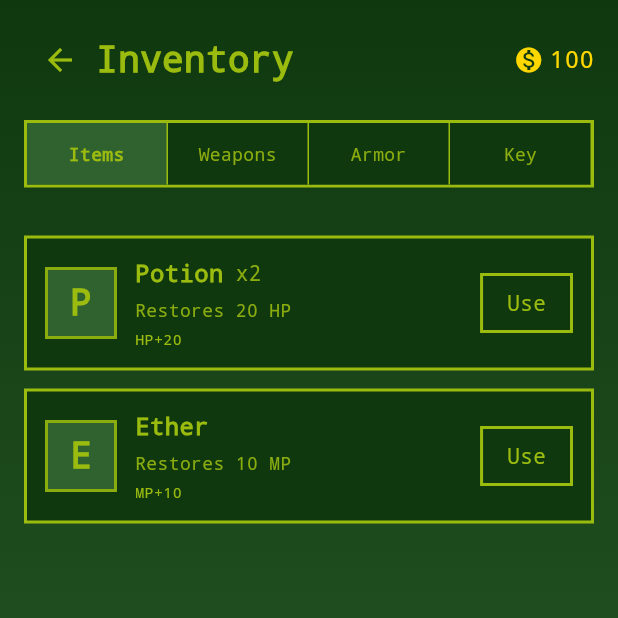
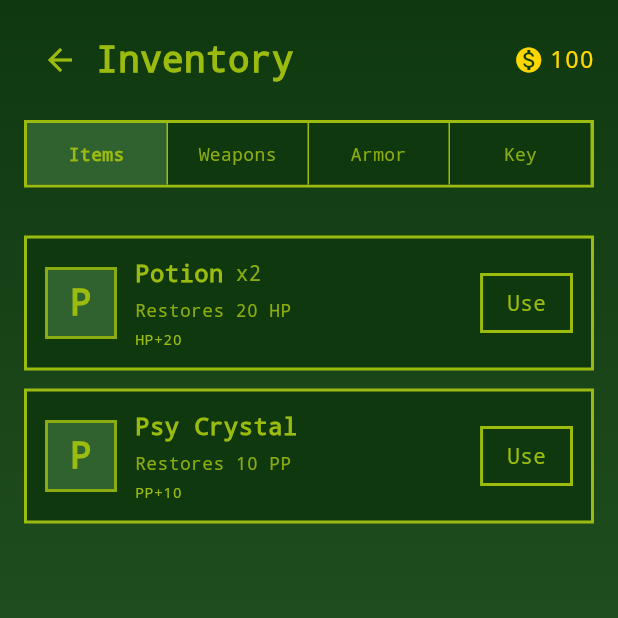
Before and after one commit to Gameaday/sol, a Flutter app: the GameScreen screen opened directly, after a tap on the "backpack" icon, on a phone screen of 412 x 824 dp, the top half of it. Run offline on Flutter 3.47's test engine with Material 3 defaults, Android fonts, the phone set to English and light mode, and no system bars; our stand-ins replace in_app_purchase, shared_preferences; missing offline and left inert: flame; accounts and stored records are empty.

Commit message:
Remove MP system, use only HP/PP like Golden Sun; update Wise One's motivation
Co-authored-by: Gameaday <6642855+Gameaday@users.noreply.github.com>

```diff
--- a/lib/models/item.dart
+++ b/lib/models/item.dart
@@ -5,7 +5,7 @@ class Item {
   final String description;
   final ItemType type;
   final int? healHp;
-  final int? healMp;
+  final int? healPp;
   final int? attackBonus;
   final int? defenseBonus;
   final int value;
@@ -17,7 +17,7 @@ class Item {
     required this.description,
     required this.type,
     this.healHp,
-    this.healMp,
+    this.healPp,
     this.attackBonus,
     this.defenseBonus,
     required this.value,
@@ -48,20 +48,20 @@ class ItemDatabase {
     ),
     'ether': Item(
       id: 'ether',
-      name: 'Ether',
-      description: 'Restores 10 MP',
+      name: 'Psy Crystal',
+      description: 'Restores 10 PP',
       type: ItemType.consumable,
-      healMp: 10,
+      healPp: 10,
       value: 15,
       consumable: true,
     ),
     'elixir': Item(
       id: 'elixir',
       name: 'Elixir',
-      description: 'Fully restores HP and MP',
+      description: 'Fully restores HP and PP',
       type: ItemType.consumable,
       healHp: 9999,
-      healMp: 9999,
+      healPp: 9999,
       value: 50,
       consumable: true,
     ),
--- a/lib/models/player.dart
+++ b/lib/models/player.dart
@@ -4,9 +4,7 @@ class Player {
   int level;
   int currentHp;
   int maxHp;
-  int currentMp;
-  int maxMp;
-  int currentPp;  // Psynergy Points
+  int currentPp;  // Psynergy Points (replaces MP from traditional RPGs)
   int maxPp;
   int attack;
   int defense;
@@ -25,8 +23,6 @@ class Player {
     this.level = 1,
     this.currentHp = 20,
     this.maxHp = 20,
-    this.currentMp = 10,
-    this.maxMp = 10,
     this.currentPp = 20,
     this.maxPp = 20,
     this.attack = 5,
@@ -50,8 +46,6 @@ class Player {
       'level': level,
       'currentHp': currentHp,
       'maxHp': maxHp,
-      'currentMp': currentMp,
-      'maxMp': maxMp,
       'currentPp': currentPp,
       'maxPp': maxPp,
       'attack': attack,
@@ -74,8 +68,6 @@ class Player {
       level: json['level'] as int,
       currentHp: json['currentHp'] as int,
       maxHp: json['maxHp'] as int,
-      currentMp: json['currentMp'] as int,
-      maxMp: json['maxMp'] as int,
       currentPp: json['currentPp'] as int? ?? 20,
       maxPp: json['maxPp'] as int? ?? 20,
       attack: json['attack'] as int,
@@ -100,14 +92,6 @@ class Player {
 
   void takeDamage(int amount) {
     currentHp = (currentHp - amount).clamp(0, maxHp);
-  }
-
-  void restoreMp(int amount) {
-    currentMp = (currentMp + amount).clamp(0, maxMp);
-  }
-
-  void useMp(int amount) {
-    currentMp = (currentMp - amount).clamp(0, maxMp);
   }
 
   void restorePp(int amount) {
@@ -137,13 +121,11 @@ class Player {
   void levelUp() {
     level++;
     maxHp += 5;
-    maxMp += 3;
     maxPp += 5;
     attack += 2;
     defense += 1;
     speed += 1;
     currentHp = maxHp;
-    currentMp = maxMp;
     currentPp = maxPp;
 
     // Learn new Psynergy based on level
--- a/lib/screens/game_screen.dart
+++ b/lib/screens/game_screen.dart
@@ -116,9 +116,9 @@ class _GameScreenState extends State<GameScreen> {
                   player!.heal(item.healHp!);
                 });
               }
-              if (item.healMp != null) {
+              if (item.healPp != null) {
                 setState(() {
-                  player!.restoreMp(item.healMp!);
+                  player!.restorePp(item.healPp!);
                 });
               }
               // Remove item from inventory
--- a/lib/screens/inventory_screen.dart
+++ b/lib/screens/inventory_screen.dart
@@ -264,12 +264,12 @@ class _InventoryScreenState extends State<InventoryScreen> {
                     fontFamily: 'monospace',
                   ),
                 ),
-                if (item.healHp != null || item.healMp != null) ...[
+                if (item.healHp != null || item.healPp != null) ...[
                   const SizedBox(height: 4),
                   Text(
                     [
                       if (item.healHp != null) 'HP+${item.healHp}',
-                      if (item.healMp != null) 'MP+${item.healMp}',
+                      if (item.healPp != null) 'PP+${item.healPp}',
                     ].join(' '),
                     style: const TextStyle(
                       fontSize: 10,
--- a/lib/screens/shop_screen.dart
+++ b/lib/screens/shop_screen.dart
@@ -249,12 +249,12 @@ class _ShopScreenState extends State<ShopScreen> {
                     fontFamily: 'monospace',
                   ),
                 ),
-                if (item.healHp != null || item.healMp != null) ...[
+                if (item.healHp != null || item.healPp != null) ...[
                   const SizedBox(height: 4),
                   Text(
                     [
                       if (item.healHp != null) 'HP+${item.healHp}',
-                      if (item.healMp != null) 'MP+${item.healMp}',
+                      if (item.healPp != null) 'PP+${item.healPp}',
                     ].join(' '),
                     style: TextStyle(
                       fontSize: 10,
--- a/lib/widgets/game_hud.dart
+++ b/lib/widgets/game_hud.dart
@@ -56,21 +56,12 @@ class GameHud extends StatelessWidget {
           ),
           const SizedBox(height: 4),
 
-          // MP bar
-          _buildStatBar(
-            label: 'MP',
-            current: player.currentMp,
-            max: player.maxMp,
-            color: const Color(0xFF4444FF),
-          ),
-          const SizedBox(height: 4),
-
           // PP bar (Psynergy Points)
           _buildStatBar(
             label: 'PP',
             current: player.currentPp,
             max: player.maxPp,
-            color: const Color(0xFFBB44FF),
+            color: const Color(0xFFAA44FF),
           ),
           const SizedBox(height: 8),
 
```
Also changed, not shown: lib/screens/battle_screen.dart (+9 -9 lines), 3 other files.
